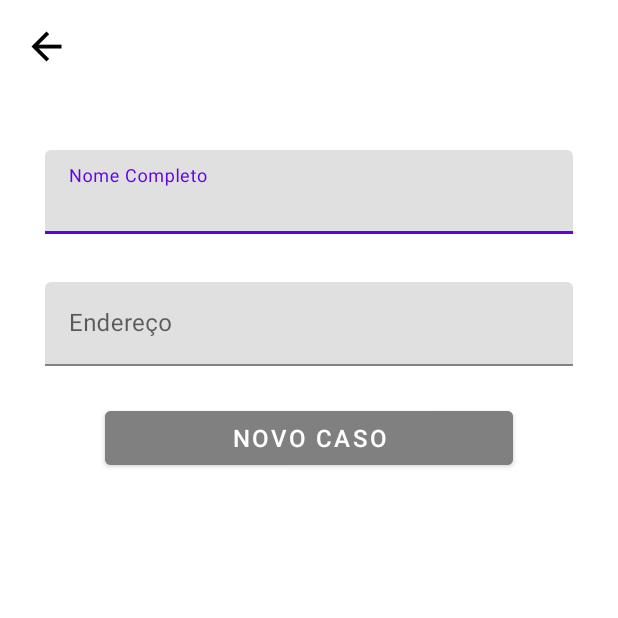
After one commit to OlvDavid/Epidemic-Guard, an Android app: the novo_caso screen opened directly, with no data from a screen before it, on a phone screen of 412 x 824 dp, the top half of it. The commit adds this screen. Run offline under Robolectric (Android 15) with nearby library versions, the phone set to English and light mode, and no system bars; our stand-ins replace Firebase (no records; nobody signed in at launch, a user with empty details on screens opened directly).

Commit message:
Adição de dados do casos no Firebase

```diff
--- /dev/null
+++ b/app/src/main/java/com/guard/epidemicguard/novo_caso.java
@@ -0,0 +1,86 @@
+package com.guard.epidemicguard;
+
+import android.content.Intent;
+import android.os.Bundle;
+import android.view.View;
+import android.widget.Button;
+import android.widget.ImageView;
+import android.widget.Toast;
+
+import androidx.activity.EdgeToEdge;
+import androidx.appcompat.app.AppCompatActivity;
+import androidx.core.graphics.Insets;
+import androidx.core.view.ViewCompat;
+import androidx.core.view.WindowInsetsCompat;
+
+import com.google.android.material.textfield.TextInputEditText;
+import com.google.firebase.firestore.FirebaseFirestore;
+
+import java.util.HashMap;
+import java.util.Map;
+
+public class novo_caso extends AppCompatActivity {
+
+    private TextInputEditText editNomeCompleto, editEndereco;
+    private Button btnNovoCaso;
+    private ImageView imageVoltarCaso;
+
+    @Override
+    protected void onCreate(Bundle savedInstanceState) {
+        super.onCreate(savedInstanceState);
+        EdgeToEdge.enable(this);
+        setContentView(R.layout.novo_caso);
+        ViewCompat.setOnApplyWindowInsetsListener(findViewById(R.id.telaNovoCaso), (v, insets) -> {
+            Insets systemBars = insets.getInsets(WindowInsetsCompat.Type.systemBars());
+            v.setPadding(systemBars.left, systemBars.top, systemBars.right, systemBars.bottom);
+            return insets;
+        });
+        iniciarComponetes();
+
+        btnNovoCaso.setOnClickListener(new View.OnClickListener() {
+            @Override
+            public void onClick(View v) {
+                String nomeCompleto = editNomeCompleto.getText().toString();
+                String endereco = editEndereco.getText().toString();
+                if(nomeCompleto.isEmpty() || endereco.isEmpty()) {
+                    Toast.makeText(novo_caso.this, "Preencha todos os campos", Toast.LENGTH_SHORT).show();
+                    return;
+                }else{
+                    Toast.makeText(novo_caso.this, "Caso cadastrado com sucesso", Toast.LENGTH_SHORT).show();
+                    salvarDadosCaso();
+                }
+            }
+        });
+
+        imageVoltarCaso.setOnClickListener(new View.OnClickListener() {
+            @Override
+            public void onClick(View v) {
+                Intent i = new Intent(novo_caso.this, menu.class);
+                startActivity(i);
+                finish();
+            }
+        });
+    }
+
+    private void salvarDadosCaso(){
+        String nomeCompleto = editNomeCompleto.getText().toString();
+        String endereco = editEndereco.getText().toString();
+
+        FirebaseFirestore db = FirebaseFirestore.getInstance();
+
+        Map<String, Object> dadosCaso = new HashMap<>();
+        dadosCaso.put("Nome Completo", nomeCompleto);
+        dadosCaso.put("Endereço", endereco);
+        db.collection("Casos").add(dadosCaso);
+        finish();
+
+    }
+
+    private void iniciarComponetes(){
+        editNomeCompleto = findViewById(R.id.editNomeCompleto);
+        editEndereco = findViewById(R.id.editEndereco);
+        btnNovoCaso = findViewById(R.id.btnNovoCaso);
+        imageVoltarCaso = findViewById(R.id.imageVoltarCaso);
+
+    }
+}
--- a/app/src/main/res/layout/menu.xml
+++ b/app/src/main/res/layout/menu.xml
@@ -55,7 +55,7 @@
         app:layout_constraintTop_toBottomOf="@+id/imageView3" />
 
     <ImageView
-        android:id="@+id/imageView5"
+        android:id="@+id/imageNovoCaso"
         android:layout_width="wrap_content"
         android:layout_height="wrap_content"
         android:layout_marginStart="50dp"
@@ -84,7 +84,7 @@
         android:textSize="20sp"
         android:textStyle="bold"
         app:layout_constraintStart_toStartOf="parent"
-        app:layout_constraintTop_toBottomOf="@+id/imageView5" />
+        app:layout_constraintTop_toBottomOf="@+id/imageNovoCaso" />
 
     <ImageView
         android:id="@+id/imageMapa"
--- /dev/null
+++ b/app/src/main/res/layout/novo_caso.xml
@@ -0,0 +1,68 @@
+<?xml version="1.0" encoding="utf-8"?>
+<androidx.constraintlayout.widget.ConstraintLayout xmlns:android="http://schemas.android.com/apk/res/android"
+    xmlns:app="http://schemas.android.com/apk/res-auto"
+    xmlns:tools="http://schemas.android.com/tools"
+    android:id="@+id/telaNovoCaso"
+    android:layout_width="match_parent"
+    android:layout_height="match_parent">
+
+    <com.google.android.material.textfield.TextInputLayout
+        android:id="@+id/textInputLayout7"
+        android:layout_width="0dp"
+        android:layout_height="wrap_content"
+        android:layout_marginStart="30dp"
+        android:layout_marginTop="100dp"
+        android:layout_marginEnd="30dp"
+        app:layout_constraintEnd_toEndOf="parent"
+        app:layout_constraintStart_toStartOf="parent"
+        app:layout_constraintTop_toTopOf="parent">
+
+        <com.google.android.material.textfield.TextInputEditText
+            android:id="@+id/editNomeCompleto"
+            android:layout_width="match_parent"
+            android:layout_height="wrap_content"
+            android:hint="Nome Completo" />
+    </com.google.android.material.textfield.TextInputLayout>
+
+    <com.google.android.material.textfield.TextInputLayout
+        android:id="@+id/textInputLayout8"
+        android:layout_width="0dp"
+        android:layout_height="wrap_content"
+        android:layout_marginStart="30dp"
+        android:layout_marginTop="32dp"
+        android:layout_marginEnd="30dp"
+        app:layout_constraintEnd_toEndOf="parent"
+        app:layout_constraintStart_toStartOf="parent"
+        app:layout_constraintTop_toBottomOf="@+id/textInputLayout7">
+
+        <com.google.android.material.textfield.TextInputEditText
+            android:id="@+id/editEndereco"
+            android:layout_width="match_parent"
+            android:layout_height="wrap_content"
+            android:hint="Endereço" />
+    </com.google.android.material.textfield.TextInputLayout>
+
+    <Button
+        android:id="@+id/btnNovoCaso"
+        android:layout_width="0dp"
+        android:layout_height="wrap_content"
+        android:layout_marginStart="70dp"
+        android:layout_marginTop="24dp"
+        android:layout_marginEnd="70dp"
+        android:backgroundTint="@color/cinza"
+        android:text="Novo Caso"
+        android:textSize="16sp"
+        app:layout_constraintEnd_toEndOf="parent"
+        app:layout_constraintStart_toStartOf="parent"
+        app:layout_constraintTop_toBottomOf="@+id/textInputLayout8" />
+
+    <ImageView
+        android:id="@+id/imageVoltarCaso"
+        android:layout_width="30dp"
+        android:layout_height="30dp"
+        android:layout_marginStart="16dp"
+        android:layout_marginTop="16dp"
+        app:layout_constraintStart_toStartOf="parent"
+        app:layout_constraintTop_toTopOf="parent"
+        app:srcCompat="@drawable/baseline_arrow_back_24" />
+</androidx.constraintlayout.widget.ConstraintLayout>
```
Also changed, not shown: app/src/main/AndroidManifest.xml (+11 -21 lines), app/src/main/java/com/guard/epidemicguard/mapa.java (+19 -23 lines), app/src/main/java/com/guard/epidemicguard/menu.java (+10 -1 lines).
